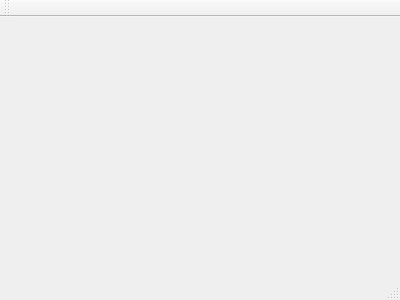
Old version of the form Model_dd_3/car.ui in the repository aleksandrbezzubenko/Traffic_Simulation.
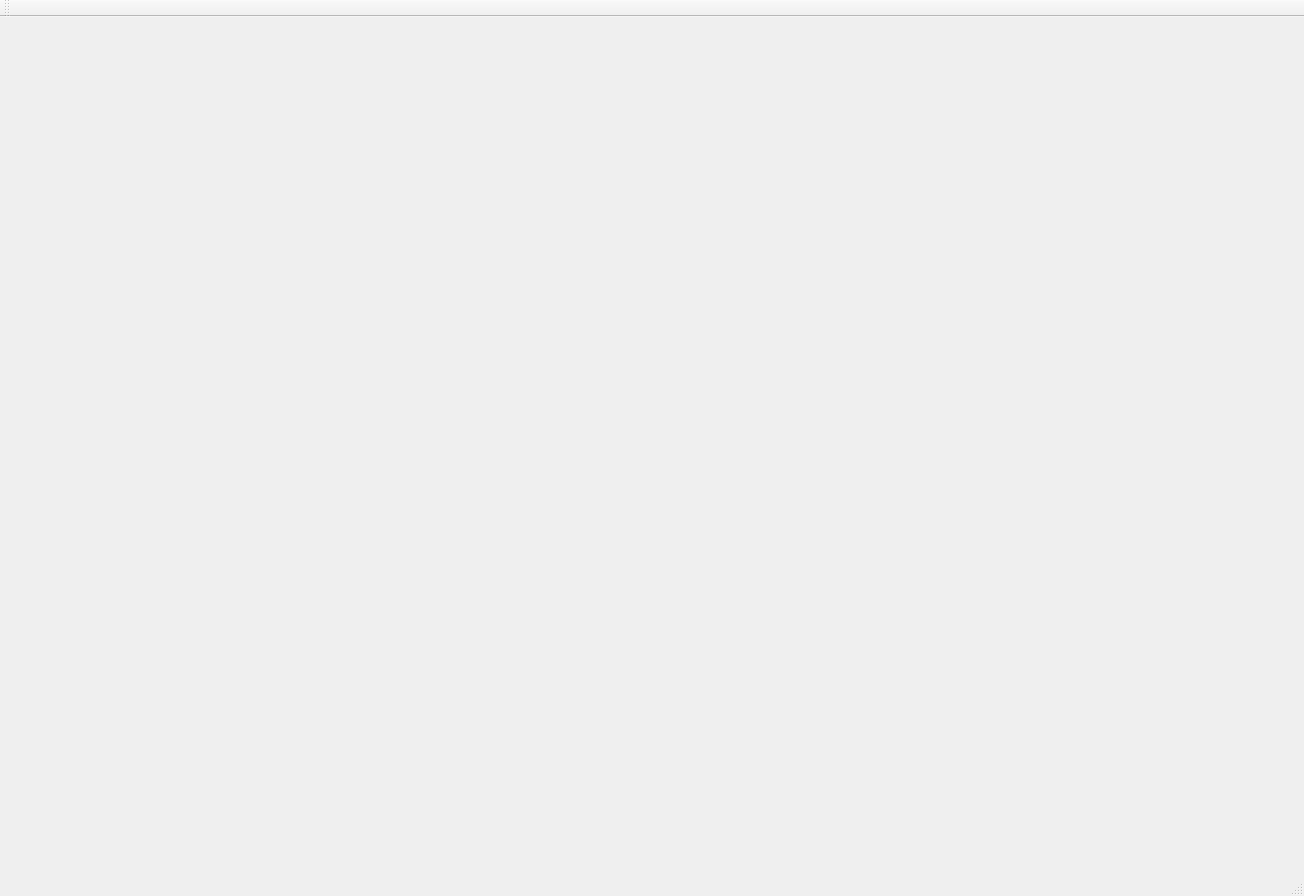
New version of the form.

What changed in the file:
```diff
--- a/Model_dd_3/car.ui
+++ b/Model_dd_3/car.ui
@@ -6,8 +6,8 @@
    <rect>
     <x>0</x>
     <y>0</y>
-    <width>400</width>
-    <height>300</height>
+    <width>1304</width>
+    <height>896</height>
    </rect>
   </property>
   <property name="windowTitle">
```
Left out of the diff: 2 changed lines with no effect on the pictures.
